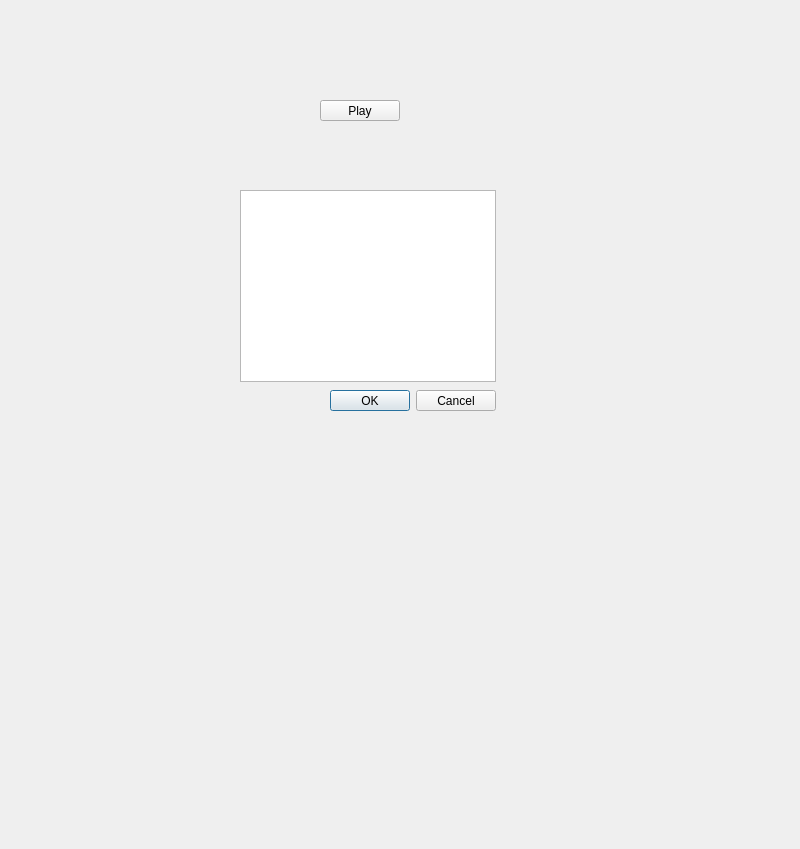
The window that MusicPlayer.ui (MatthewG01/Qt_MusicPlayer) describes before a commit, drawn with Qt 5.
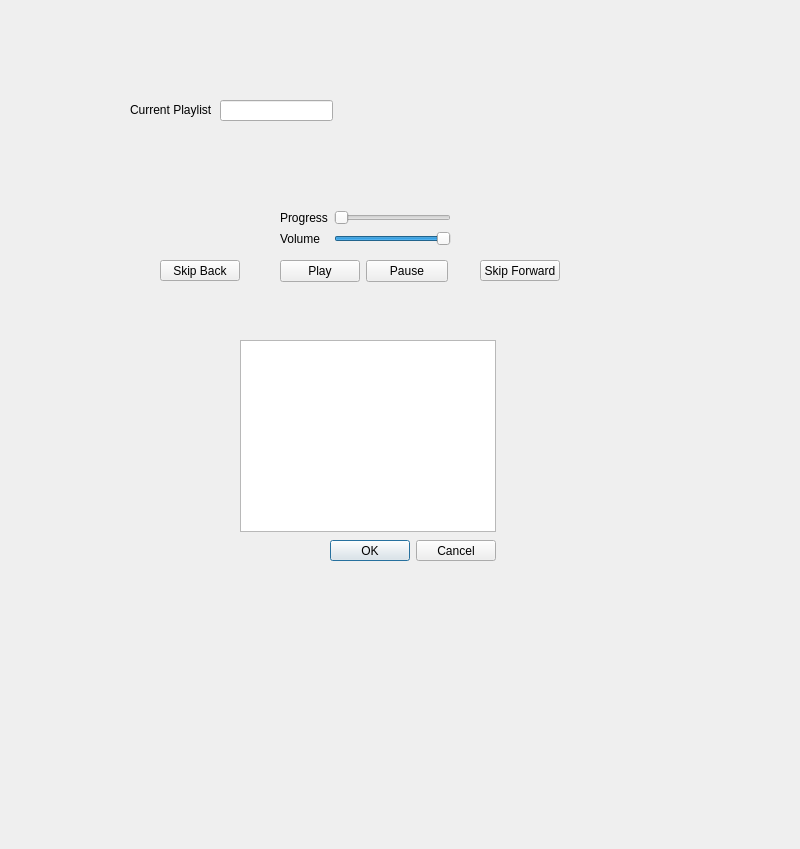
The same window after the commit.

Commit message: Added Playlist Class

Patch:
```diff
--- a/MusicPlayer.ui
+++ b/MusicPlayer.ui
@@ -17,7 +17,7 @@
    <property name="geometry">
     <rect>
      <x>240</x>
-     <y>190</y>
+     <y>340</y>
      <width>256</width>
      <height>192</height>
     </rect>
@@ -27,7 +27,7 @@
    <property name="geometry">
     <rect>
      <x>330</x>
-     <y>390</y>
+     <y>540</y>
      <width>166</width>
      <height>21</height>
     </rect>
@@ -39,14 +39,119 @@
   <widget class="QPushButton" name="pushButton">
    <property name="geometry">
     <rect>
-     <x>320</x>
-     <y>100</y>
+     <x>480</x>
+     <y>260</y>
      <width>80</width>
      <height>21</height>
     </rect>
    </property>
    <property name="text">
-    <string>Play</string>
+    <string>Skip Forward</string>
+   </property>
+  </widget>
+  <widget class="QWidget" name="layoutWidget">
+   <property name="geometry">
+    <rect>
+     <x>280</x>
+     <y>260</y>
+     <width>168</width>
+     <height>23</height>
+    </rect>
+   </property>
+   <layout class="QFormLayout" name="formLayout_2">
+    <item row="0" column="0">
+     <widget class="QPushButton" name="play">
+      <property name="text">
+       <string>Play</string>
+      </property>
+     </widget>
+    </item>
+    <item row="0" column="1">
+     <widget class="QPushButton" name="pause">
+      <property name="text">
+       <string>Pause</string>
+      </property>
+     </widget>
+    </item>
+   </layout>
+  </widget>
+  <widget class="QPushButton" name="skipBackButton">
+   <property name="geometry">
+    <rect>
+     <x>160</x>
+     <y>260</y>
+     <width>80</width>
+     <height>21</height>
+    </rect>
+   </property>
+   <property name="text">
+    <string>Skip Back</string>
+   </property>
+  </widget>
+  <widget class="QWidget" name="layoutWidget_2">
+   <property name="geometry">
+    <rect>
+     <x>280</x>
+     <y>210</y>
+     <width>171</width>
+     <height>38</height>
+    </rect>
+   </property>
+   <layout class="QFormLayout" name="formLayout">
+    <item row="0" column="0">
+     <widget class="QLabel" name="progressLabel">
+      <property name="text">
+       <string>Progress</string>
+      </property>
+     </widget>
+    </item>
+    <item row="0" column="1">
+     <widget class="QSlider" name="progressSlider">
+      <property name="orientation">
+       <enum>Qt::Horizontal</enum>
+      </property>
+     </widget>
+    </item>
+    <item row="1" column="0">
+     <widget class="QLabel" name="volumeLabel">
+      <property name="text">
+       <string>Volume</string>
+      </property>
+     </widget>
+    </item>
+    <item row="1" column="1">
+     <widget class="QSlider" name="volumeSlider">
+      <property name="value">
+       <number>99</number>
+      </property>
+      <property name="orientation">
+       <enum>Qt::Horizontal</enum>
+      </property>
+     </widget>
+    </item>
+   </layout>
+  </widget>
+  <widget class="QLineEdit" name="playlistTitle">
+   <property name="geometry">
+    <rect>
+     <x>220</x>
+     <y>100</y>
+     <width>113</width>
+     <height>21</height>
+    </rect>
+   </property>
+  </widget>
+  <widget class="QLabel" name="label">
+   <property name="geometry">
+    <rect>
+     <x>130</x>
+     <y>100</y>
+     <width>91</width>
+     <height>20</height>
+    </rect>
+   </property>
+   <property name="text">
+    <string>Current Playlist</string>
    </property>
   </widget>
  </widget>
```
Left out of the diff: 2 changed lines with no effect on the pictures. The commit also changes 5 other files.
